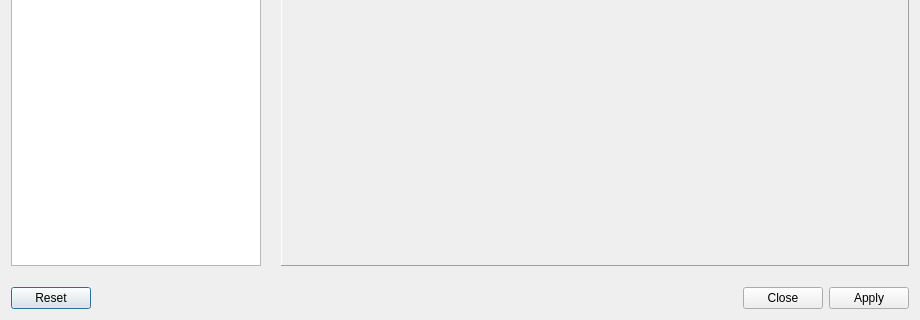
DTOcean/dtocean-app, file designer/shared/listframeeditor.ui: the form before one commit; both pictures show x 0 to 920 and y 316 to 636 of the 920 by 636 pixel window.
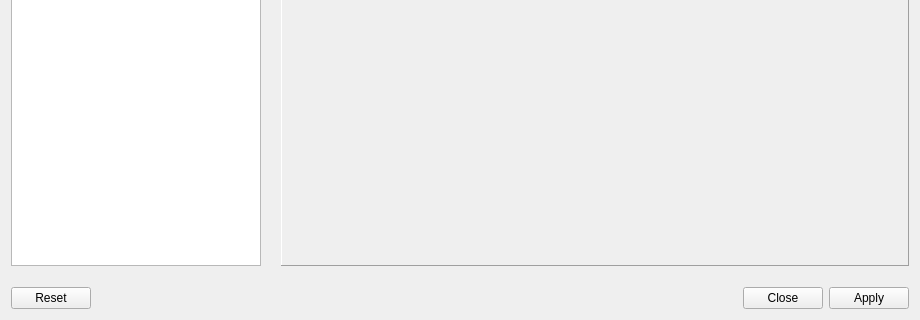
The form after the commit.

```diff
--- a/designer/shared/listframeeditor.ui
+++ b/designer/shared/listframeeditor.ui
@@ -143,14 +143,51 @@
     </spacer>
    </item>
    <item>
-    <widget class="QDialogButtonBox" name="buttonBox">
-     <property name="orientation">
-      <enum>Qt::Horizontal</enum>
-     </property>
-     <property name="standardButtons">
-      <set>QDialogButtonBox::Apply|QDialogButtonBox::Close|QDialogButtonBox::Reset</set>
-     </property>
-    </widget>
+    <layout class="QHBoxLayout" name="horizontalLayout_2">
+     <item>
+      <widget class="QPushButton" name="resetButton">
+       <property name="text">
+        <string>Reset</string>
+       </property>
+       <property name="autoDefault">
+        <bool>false</bool>
+       </property>
+      </widget>
+     </item>
+     <item>
+      <spacer name="horizontalSpacer">
+       <property name="orientation">
+        <enum>Qt::Horizontal</enum>
+       </property>
+       <property name="sizeHint" stdset="0">
+        <size>
+         <width>40</width>
+         <height>20</height>
+        </size>
+       </property>
+      </spacer>
+     </item>
+     <item>
+      <widget class="QPushButton" name="closeButton">
+       <property name="text">
+        <string>Close</string>
+       </property>
+       <property name="autoDefault">
+        <bool>false</bool>
+       </property>
+      </widget>
+     </item>
+     <item>
+      <widget class="QPushButton" name="applyButton">
+       <property name="text">
+        <string>Apply</string>
+       </property>
+       <property name="autoDefault">
+        <bool>false</bool>
+       </property>
+      </widget>
+     </item>
+    </layout>
    </item>
   </layout>
  </widget>
```
Left out of the diff: 35 changed lines with no effect on the pictures.
